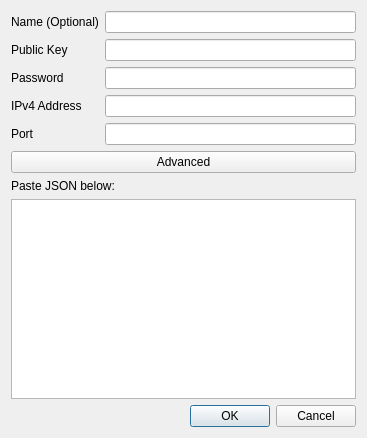
Before: the Qt Designer form addpeer.ui in jfrederickson/meshnet-client, drawn with Qt 5.
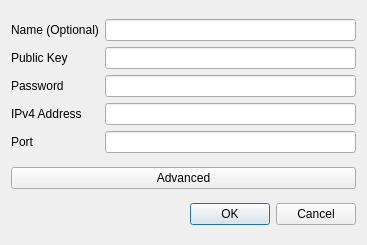
After: the same form once the commit is applied.

Commit message: Implement config file editing (not tested) and add JSON peer option (not functional)

The edit to the form file:
```diff
--- a/addpeer.ui
+++ b/addpeer.ui
@@ -10,14 +10,14 @@
     <x>0</x>
     <y>0</y>
     <width>367</width>
-    <height>432</height>
+    <height>245</height>
    </rect>
   </property>
   <property name="windowTitle">
    <string>Add Peer</string>
   </property>
   <layout class="QGridLayout" name="gridLayout">
-   <item row="4" column="0">
+   <item row="2" column="0">
     <widget class="QDialogButtonBox" name="buttonBox">
      <property name="orientation">
       <enum>Qt::Horizontal</enum>
@@ -91,23 +91,6 @@
      </property>
     </widget>
    </item>
-   <item row="3" column="0">
-    <widget class="QPlainTextEdit" name="plainTextEdit">
-     <property name="minimumSize">
-      <size>
-       <width>0</width>
-       <height>200</height>
-      </size>
-     </property>
-    </widget>
-   </item>
-   <item row="2" column="0">
-    <widget class="QLabel" name="jsonLabel">
-     <property name="text">
-      <string>Paste JSON below:</string>
-     </property>
-    </widget>
-   </item>
   </layout>
  </widget>
  <tabstops>
```
Left out of the diff: 34 changed lines with no effect on the pictures. The commit also changes 4 other files.
